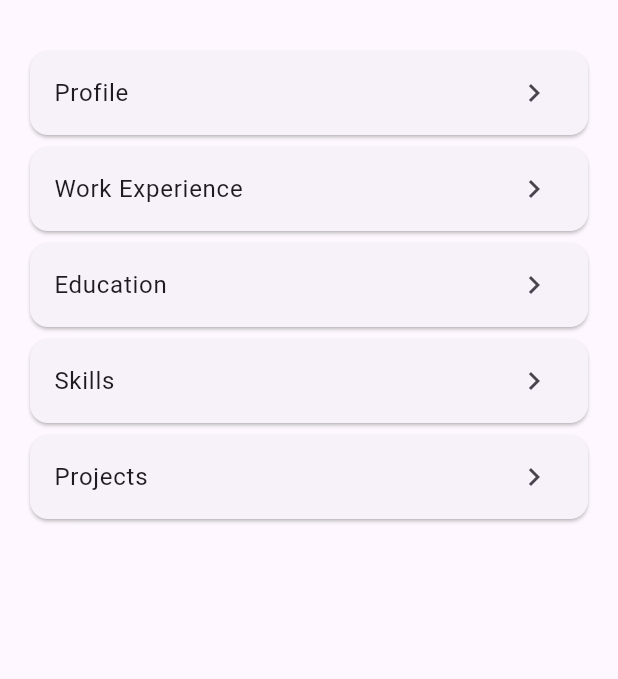
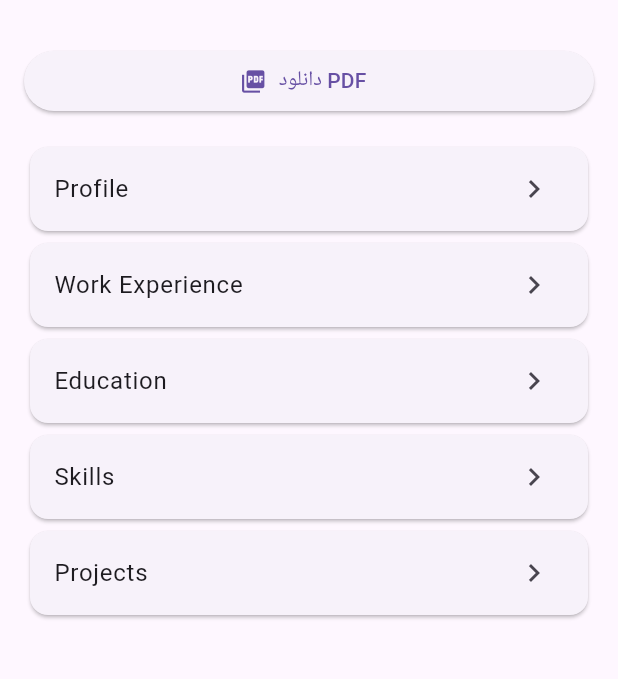
Before and after one commit to Bugimz/resumeyar, a Flutter app: the screen it shows after launch, on a phone screen of 412 x 824 dp, the part 63-742 px from its top. Run offline on Flutter 3.47's test engine with Material 3 defaults, Android fonts, the phone set to English and light mode, and no system bars; our stand-ins replace get, printing, sqflite; accounts and stored records are empty.

Commit message:
Add PDF generation from repositories

```diff
--- a/lib/app/modules/home/home_view.dart
+++ b/lib/app/modules/home/home_view.dart
@@ -2,9 +2,32 @@ import 'package:flutter/material.dart';
 import 'package:get/get.dart';
 
 import '../../routes/app_pages.dart';
+import '../../services/pdf_service.dart';
+import '../../data/repositories/education_repository.dart';
+import '../../data/repositories/project_repository.dart';
+import '../../data/repositories/resume_profile_repository.dart';
+import '../../data/repositories/skill_repository.dart';
+import '../../data/repositories/work_experience_repository.dart';
 
 class HomeView extends StatelessWidget {
-  const HomeView({super.key});
+  HomeView({super.key});
+
+  final PdfService _pdfService = PdfService(
+    resumeProfileRepository: ResumeProfileRepository(),
+    workExperienceRepository: WorkExperienceRepository(),
+    educationRepository: EducationRepository(),
+    skillRepository: SkillRepository(),
+    projectRepository: ProjectRepository(),
+  );
+
+  Future<void> _downloadPdf() async {
+    try {
+      await _pdfService.shareResumePdf();
+      Get.snackbar('Success', 'Resume PDF generated');
+    } catch (e) {
+      Get.snackbar('Error', 'Failed to generate PDF: $e');
+    }
+  }
 
   @override
   Widget build(BuildContext context) {
@@ -14,12 +37,18 @@ class HomeView extends StatelessWidget {
       ),
       body: ListView(
         padding: const EdgeInsets.all(16),
-        children: const [
-          _NavigationTile(title: 'Profile', route: Routes.profile),
-          _NavigationTile(title: 'Work Experience', route: Routes.work),
-          _NavigationTile(title: 'Education', route: Routes.education),
-          _NavigationTile(title: 'Skills', route: Routes.skills),
-          _NavigationTile(title: 'Projects', route: Routes.projects),
+        children: [
+          ElevatedButton.icon(
+            onPressed: _downloadPdf,
+            icon: const Icon(Icons.picture_as_pdf),
+            label: const Text('دانلود PDF'),
+          ),
+          const SizedBox(height: 16),
+          const _NavigationTile(title: 'Profile', route: Routes.profile),
+          const _NavigationTile(title: 'Work Experience', route: Routes.work),
+          const _NavigationTile(title: 'Education', route: Routes.education),
+          const _NavigationTile(title: 'Skills', route: Routes.skills),
+          const _NavigationTile(title: 'Projects', route: Routes.projects),
         ],
       ),
     );
```
Also changed, not shown: lib/app/services/pdf_service.dart (added, +205 -0 lines).
